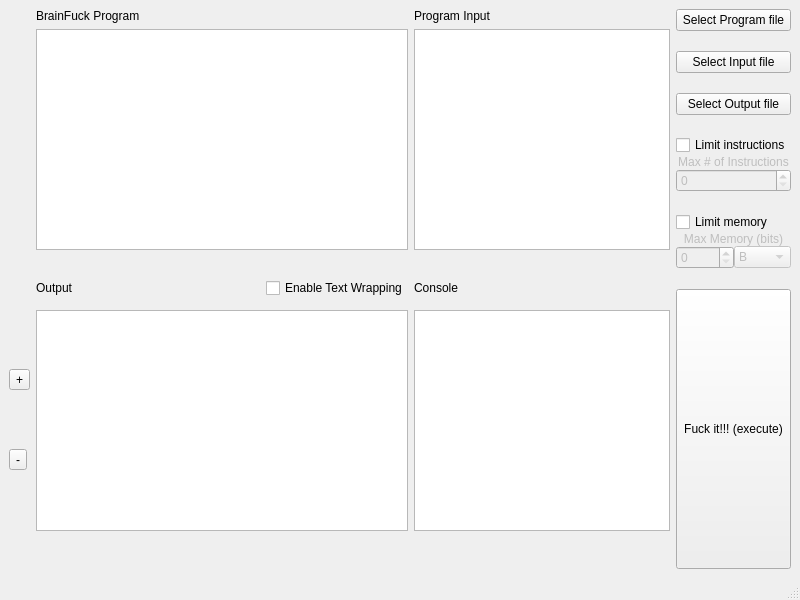
Old version of the form mainwindow.ui in the repository jimga150/BrainFuck_Parser_GUI.
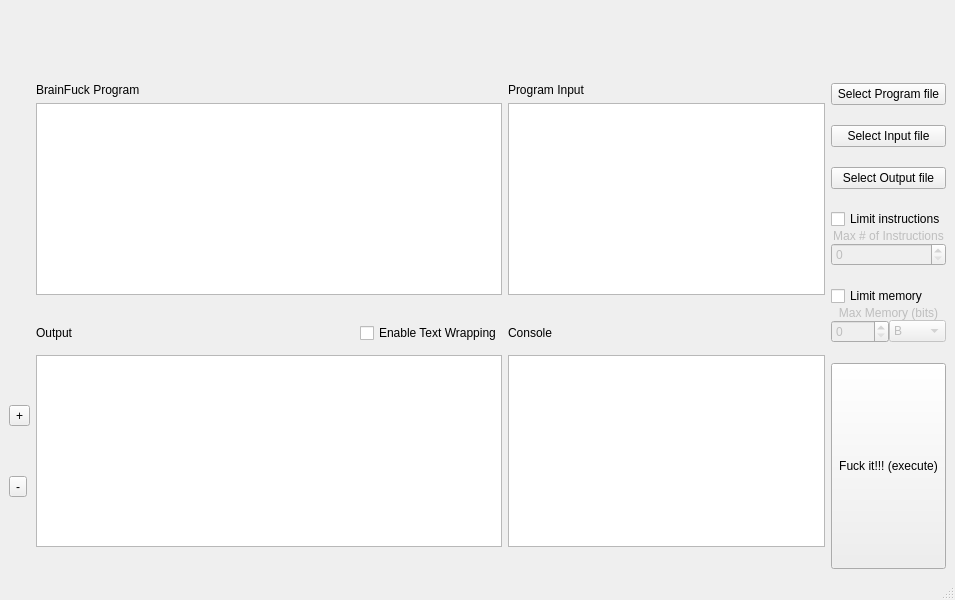
New version of the form.

Commit message: Added memory display to UI, currently very slow

Patch:
```diff
--- a/mainwindow.ui
+++ b/mainwindow.ui
@@ -6,7 +6,7 @@
    <rect>
     <x>0</x>
     <y>0</y>
-    <width>800</width>
+    <width>955</width>
     <height>600</height>
    </rect>
   </property>
@@ -15,7 +15,7 @@
   </property>
   <widget class="QWidget" name="centralwidget">
    <layout class="QGridLayout" name="gridLayout">
-    <item row="7" column="0">
+    <item row="8" column="0">
      <widget class="QWidget" name="widget_2" native="true">
       <layout class="QGridLayout" name="gridLayout_3">
        <property name="leftMargin">
@@ -50,7 +50,14 @@
       </layout>
      </widget>
     </item>
-    <item row="7" column="1" colspan="2">
+    <item row="1" column="3">
+     <widget class="QLabel" name="label_2">
+      <property name="text">
+       <string>Program Input</string>
+      </property>
+     </widget>
+    </item>
+    <item row="8" column="1" colspan="2">
      <widget class="QTextEdit" name="Output">
       <property name="lineWrapMode">
        <enum>QTextEdit::NoWrap</enum>
@@ -63,21 +70,54 @@
       </property>
      </widget>
     </item>
-    <item row="5" column="1">
+    <item row="1" column="1" colspan="2">
+     <widget class="QLabel" name="label_3">
+      <property name="text">
+       <string>BrainFuck Program</string>
+      </property>
+     </widget>
+    </item>
+    <item row="4" column="1">
+     <spacer name="horizontalSpacer">
+      <property name="orientation">
+       <enum>Qt::Horizontal</enum>
+      </property>
+      <property name="sizeHint" stdset="0">
+       <size>
+        <width>40</width>
+        <height>4</height>
+       </size>
+      </property>
+     </spacer>
+    </item>
+    <item row="9" column="1" colspan="3">
+     <spacer name="horizontalSpacer_2">
+      <property name="orientation">
+       <enum>Qt::Horizontal</enum>
+      </property>
+      <property name="sizeHint" stdset="0">
+       <size>
+        <width>40</width>
+        <height>4</height>
+       </size>
+      </property>
+     </spacer>
+    </item>
+    <item row="6" column="3">
+     <widget class="QLabel" name="label_4">
+      <property name="text">
+       <string>Console</string>
+      </property>
+     </widget>
+    </item>
+    <item row="6" column="1">
      <widget class="QLabel" name="label">
       <property name="text">
        <string>Output</string>
       </property>
      </widget>
     </item>
-    <item row="5" column="2">
-     <widget class="QCheckBox" name="textWrapping_checkBox">
-      <property name="text">
-       <string>Enable Text Wrapping</string>
-      </property>
-     </widget>
-    </item>
-    <item row="0" column="4" rowspan="11">
+    <item row="1" column="4" rowspan="11">
      <widget class="QWidget" name="widget" native="true">
       <layout class="QGridLayout" name="gridLayout_2">
        <property name="leftMargin">
@@ -293,64 +333,62 @@
       </layout>
      </widget>
     </item>
-    <item row="7" column="3">
-     <widget class="QTextEdit" name="Console"/>
+    <item row="8" column="3">
+     <widget class="QTextEdit" name="Console">
+      <property name="readOnly">
+       <bool>true</bool>
+      </property>
+     </widget>
     </item>
-    <item row="1" column="3">
+    <item row="2" column="3">
      <widget class="QTextEdit" name="Input">
       <property name="acceptRichText">
        <bool>false</bool>
       </property>
      </widget>
     </item>
-    <item row="1" column="1" colspan="2">
+    <item row="2" column="1" colspan="2">
      <widget class="QTextEdit" name="Program_textbox"/>
     </item>
-    <item row="0" column="3">
-     <widget class="QLabel" name="label_2">
+    <item row="6" column="2">
+     <widget class="QCheckBox" name="textWrapping_checkBox">
       <property name="text">
-       <string>Program Input</string>
+       <string>Enable Text Wrapping</string>
       </property>
      </widget>
     </item>
-    <item row="0" column="1" colspan="2">
-     <widget class="QLabel" name="label_3">
-      <property name="text">
-       <string>BrainFuck Program</string>
-      </property>
-     </widget>
-    </item>
-    <item row="3" column="1">
-     <spacer name="horizontalSpacer">
+    <item row="0" column="0">
+     <spacer name="verticalSpacer">
       <property name="orientation">
-       <enum>Qt::Horizontal</enum>
+       <enum>Qt::Vertical</enum>
       </property>
       <property name="sizeHint" stdset="0">
        <size>
-        <width>40</width>
-        <height>4</height>
+        <width>4</width>
+        <height>40</height>
        </size>
       </property>
      </spacer>
     </item>
-    <item row="8" column="1" colspan="3">
-     <spacer name="horizontalSpacer_2">
-      <property name="orientation">
-       <enum>Qt::Horizontal</enum>
-      </property>
-      <property name="sizeHint" stdset="0">
-       <size>
-        <width>40</width>
-        <height>20</height>
-       </size>
-      </property>
-     </spacer>
-    </item>
-    <item row="5" column="3">
-     <widget class="QLabel" name="label_4">
-      <property name="text">
-       <string>Console</string>
-      </property>
+    <item row="0" column="1" colspan="4">
+     <widget class="QWidget" name="memDisplay" native="true">
+      <layout class="QGridLayout" name="gridLayout_4">
+       <property name="leftMargin">
+        <number>0</number>
+       </property>
+       <property name="topMargin">
+        <number>0</number>
+       </property>
+       <property name="rightMargin">
+        <number>0</number>
+       </property>
+       <property name="bottomMargin">
+        <number>0</number>
+       </property>
+       <property name="spacing">
+        <number>0</number>
+       </property>
+      </layout>
      </widget>
     </item>
    </layout>
```
Left out of the diff: 2 changed lines with no effect on the pictures. The commit also changes 4 other files.
